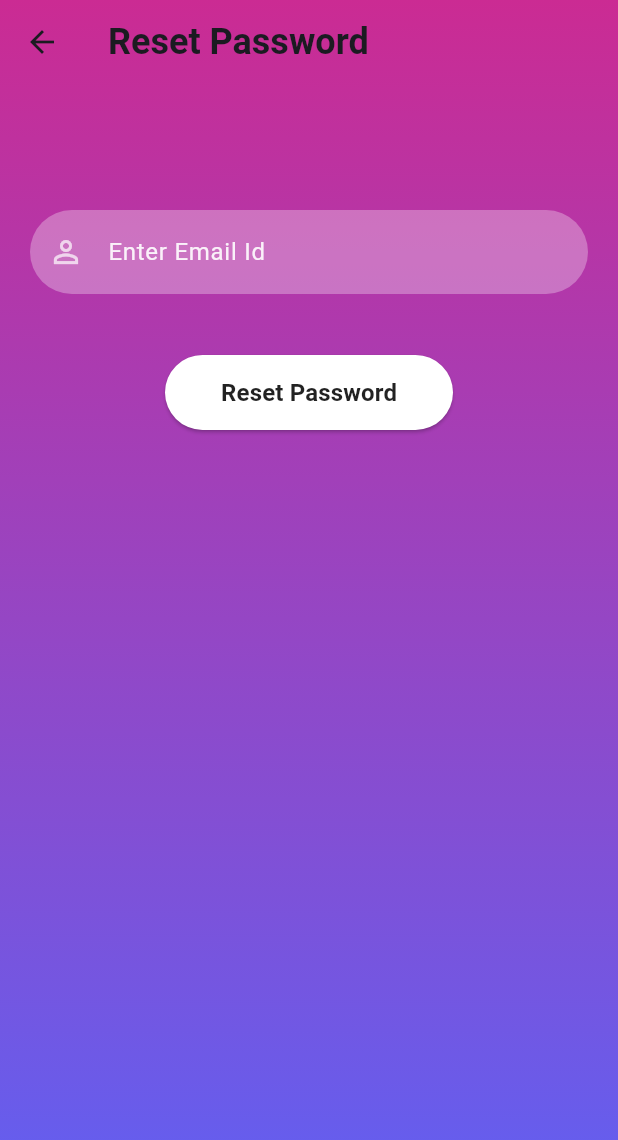
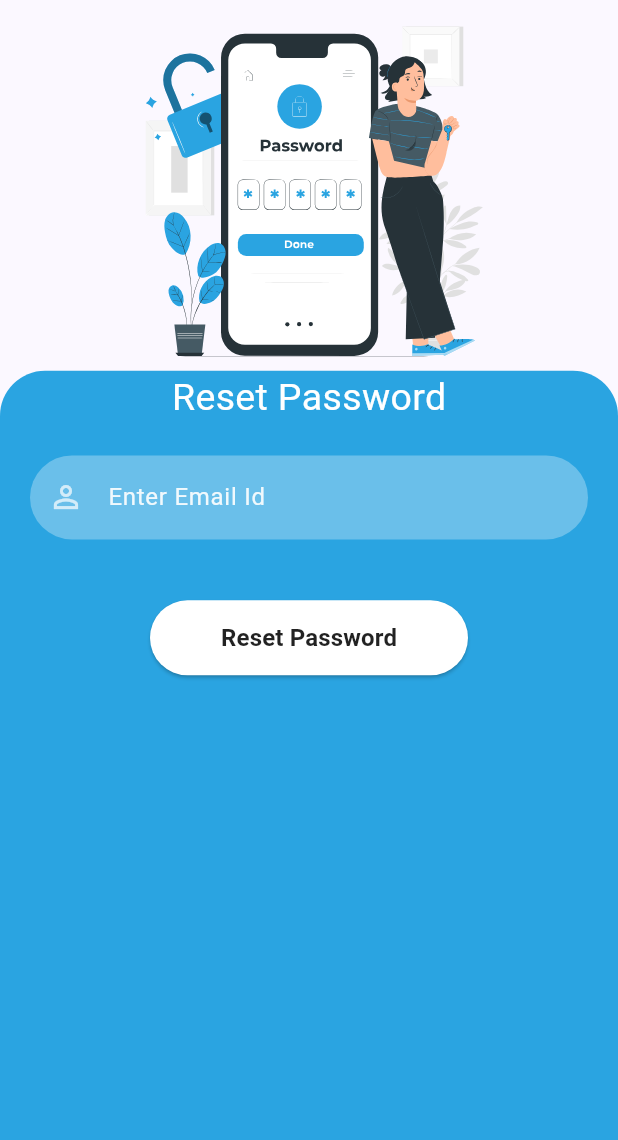
Before and after one commit to ayush4403/mentalhealth, a Flutter app: the screen it shows after launch, after a tap on "Forgot Password?", on a phone screen of 412 x 824 dp. Shown: the top 1140 px of the screen. Run offline on Flutter 3.47's test engine with Material 3 defaults, Android fonts, the phone set to English and light mode, and no system bars; our stand-ins replace firebase_auth, firebase_core, flutter_svg; accounts and stored records are empty; network calls fail.

Commit message:
Final UI

```diff
--- a/myapp/lib/resetpassword.dart
+++ b/myapp/lib/resetpassword.dart
@@ -1,6 +1,7 @@
 import 'package:firebase_auth/firebase_auth.dart';
 
 import 'package:flutter/material.dart';
+import 'package:flutter_svg/flutter_svg.dart';
 
 import '../reusable_widgets/reusable_widgets.dart';
 import '../utils/color_utils.dart';
@@ -57,29 +58,41 @@ class _ResetPasswordState extends State<ResetPassword> {
   @override
   Widget build(BuildContext context) {
     return Scaffold(
-      extendBodyBehindAppBar: true,
-      appBar: AppBar(
-        backgroundColor: Colors.transparent,
-        elevation: 0,
-        title: const Text(
-          "Reset Password",
-          style: TextStyle(fontSize: 24, fontWeight: FontWeight.bold),
+    resizeToAvoidBottomInset: true,
+      body:SingleChildScrollView(
+          child: Column(
+            children: <Widget>[
+              SvgPicture.asset(
+                'assets/My_password.svg',
+                width: MediaQuery.of(context).size.width,
+                height: MediaQuery.of(context).size.height * 0.3,
+              ),
+              Container(
+                  width: MediaQuery.of(context).size.width,
+                  height: MediaQuery.of(context).size.height*0.7,
+                  decoration: BoxDecoration(
+                    color: Color.fromARGB(255, 42, 164, 225),
+                    borderRadius: BorderRadius.only(
+                      topLeft: Radius.circular(30.0),
+                      topRight: Radius.circular(30.0),
                     ),
                   ),
-      body: Container(
-          width: MediaQuery.of(context).size.width,
-          height: MediaQuery.of(context).size.height,
-          decoration: BoxDecoration(
-              gradient: LinearGradient(colors: [
-                hexStringToColor("CB2B93"),
-                hexStringToColor("9546C4"),
-                hexStringToColor("5E61F4")
-              ], begin: Alignment.topCenter, end: Alignment.bottomCenter)),
-          child: SingleChildScrollView(
+
                       child: Padding(
-                padding: const EdgeInsets.fromLTRB(20, 120, 20, 0),
-                child: Column(
+                        padding:  EdgeInsets.fromLTRB(20, MediaQuery.of(context).size.width*0.001, 20, 0),
+
+                        child: ListView(
                           children: <Widget>[
+                            const Center(
+                              child: Text(
+                                "Reset Password",
+                                style: TextStyle(
+                                  fontSize: 25,
+                                  color: Colors.white,
+                                ),
+                              ),
+
+                            ),
                             const SizedBox(
                               height: 20,
                             ),
@@ -112,7 +125,12 @@ class _ResetPasswordState extends State<ResetPassword> {
                             })
                           ],
                         ),
-              ))),
+                      )),
+            ],
+          ),
+        ),
       );
+
+
   }
 }
--- a/myapp/lib/reusable_widgets/reusable_widgets.dart
+++ b/myapp/lib/reusable_widgets/reusable_widgets.dart
@@ -40,7 +40,6 @@ TextField reusableTextField(
         borderSide: const BorderSide(width: 0, style: BorderStyle.none),
       ),
     ),
-
   );
 }
 
@@ -50,7 +49,7 @@ Container firebaseUIButton(BuildContext context, String title, Function onTap) {
   return Container(
     width: MediaQuery.of(context).size.width,
     height: 50,
-    margin:  EdgeInsets.fromLTRB(90, MediaQuery.of(context).size.width*0.05, 90, 20),
+    margin:  EdgeInsets.fromLTRB(80, MediaQuery.of(context).size.width*0.05, 80, 20),
     decoration: BoxDecoration(borderRadius: BorderRadius.circular(90)),
     child: ElevatedButton(
       onPressed: () {
--- a/myapp/lib/signin.dart
+++ b/myapp/lib/signin.dart
@@ -55,7 +55,7 @@ class _SignInScreenState extends State<SignInScreen> {
           child: Column(
             children: <Widget>[
               SvgPicture.asset(
-                'assets/Sign_in.svg',
+                'assets/Signin.svg',
                 width: MediaQuery.of(context).size.width,
                 height: MediaQuery.of(context).size.height * 0.3,
               ),
@@ -63,7 +63,7 @@ class _SignInScreenState extends State<SignInScreen> {
                 width: MediaQuery.of(context).size.width,
                 height: MediaQuery.of(context).size.height * 0.7,
                 decoration: BoxDecoration(
-                  color: Color.fromARGB(255, 193, 31, 231),
+                  color: Color.fromARGB(255, 42, 164, 225),
                   borderRadius: BorderRadius.only(
                     topLeft: Radius.circular(30.0),
                     topRight: Radius.circular(30.0),
--- a/myapp/lib/signup.dart
+++ b/myapp/lib/signup.dart
@@ -121,7 +121,7 @@ class _SignUpScreenState extends State<SignUpScreen> {
         child: Column(
           children: <Widget>[
             SvgPicture.asset(
-              'assets/Sign_in.svg',
+              'assets/Sign_up.svg',
               width: MediaQuery.of(context).size.width,
               height: MediaQuery.of(context).size.height * 0.3,
             ),
@@ -129,7 +129,7 @@ class _SignUpScreenState extends State<SignUpScreen> {
               width: MediaQuery.of(context).size.width,
               height: MediaQuery.of(context).size.height * 0.7,
               decoration: BoxDecoration(
-                color: Color.fromARGB(255, 193, 31, 231),
+                color: Color.fromARGB(255, 42, 164, 225),
                 borderRadius: BorderRadius.only(
                   topLeft: Radius.circular(30.0),
                   topRight: Radius.circular(30.0),
--- a/myapp/pubspec.yaml
+++ b/myapp/pubspec.yaml
@@ -57,6 +57,9 @@ dev_dependencies:
 flutter:
   assets:
     - assets/cerbotech.jpg
+    - assets/Signin.svg
+    - assets/Sign_up.svg
+    - assets/My_password.svg
     - assets/Sign_in.svg
 
   # The following line ensures that the Material Icons font is
```
Also changed, not shown: myapp/assets/My_password.svg (added), myapp/assets/Sign_up.svg (added), myapp/assets/Signin.svg (added). Lines whose indentation alone changed are shown as unchanged.
